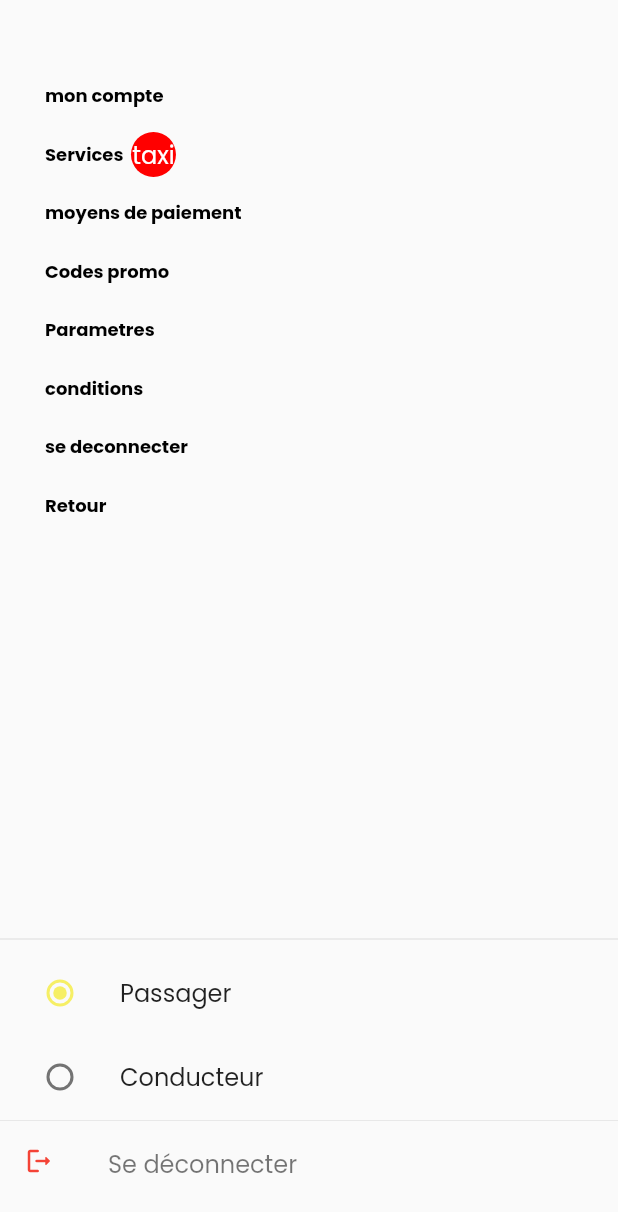
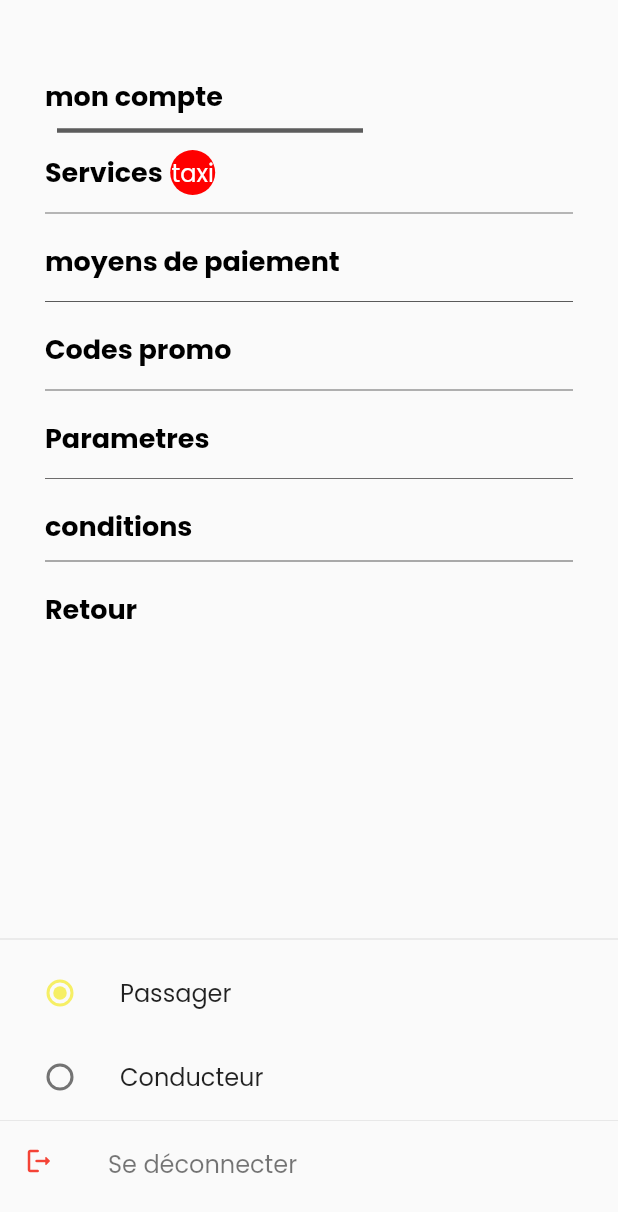
Before and after one commit to agromwinda-mobile-trainee/agrobb, a Flutter app: the HomeDriver screen opened directly, after a tap on the "menu" icon, on a phone screen of 412 x 824 dp. Shown: the top 1212 px of the screen. Run offline on Flutter 3.47's test engine with Material 2 defaults, Android fonts, the phone set to English and light mode, and no system bars; our stand-ins replace bloc, cloud_firestore, firebase_auth, firebase_core, flutter_bloc, flutter_native_splash and 11 more; missing offline and left inert: dart:ffi; accounts and stored records are empty.

Commit message:
Drawer customization ...

```diff
--- a/flutter_native_splash.yaml
+++ b/flutter_native_splash.yaml
@@ -15,14 +15,14 @@ flutter_native_splash:
   # splash screen to a png image.  This is useful for gradients. The image will be stretch to the
   # size of the app. Only one parameter can be used, color and background_image cannot both be set.
   color: "#ffffff"
-  background_image: "assets/images/playstore.png"
+  #background_image: "assets/images/playstore.png"
 
   # Optional parameters are listed below.  To enable a parameter, uncomment the line by removing
   # the leading # character.
 
   # The image parameter allows you to specify an image used in the splash screen.  It must be a
   # png file and should be sized for 4x pixel density.
-  #image: assets/splash.png
+  image: assets/images/playstore.png
 
   # The branding property allows you to specify an image used as branding in the splash screen.
   # It must be a png file. It is supported for Android, iOS and the Web.  For Android 12,
--- a/lib/commons/home/drawer.dart
+++ b/lib/commons/home/drawer.dart
@@ -23,7 +23,7 @@ class _BuildDrawerState extends State<BuildDrawer> {
       {required String title,
       required Function onPressed,
       Color color = Colors.black,
-      double fontSize = 12,
+      double fontSize = 18,
       FontWeight fontWeight = FontWeight.w700,
       double height = 39,
       bool isVisible = false}) {
@@ -89,13 +89,50 @@ class _BuildDrawerState extends State<BuildDrawer> {
                 //     )),
                 buildDrawerItem(
                     title: 'mon compte', onPressed: () => Get.to(() => null)),
+                const SizedBox(
+                  height: 4,
+                ),
+                const Divider(
+                  indent: 8,
+                  endIndent: 140.0,
+                  height: 8,
+                  thickness: 3,
+                  color: Color.fromARGB(255, 92, 92, 92),
+                ),
                 buildDrawerItem(
                     title: 'Services', onPressed: () {}, isVisible: true),
+                const SizedBox(
+                  height: 4,
+                ),
+                const Divider(
+                  color: Color.fromARGB(255, 112, 112, 112),
+                ),
                 buildDrawerItem(title: 'moyens de paiement', onPressed: () {}),
+                const SizedBox(
+                  height: 4,
+                ),
+                const Divider(
+                  color: Color.fromARGB(255, 90, 90, 90),
+                ),
                 buildDrawerItem(title: 'Codes promo', onPressed: () {}),
+                const SizedBox(
+                  height: 4,
+                ),
+                const Divider(
+                  color: Color.fromARGB(255, 100, 100, 100),
+                ),
                 buildDrawerItem(title: 'Parametres', onPressed: () {}),
+                const SizedBox(
+                  height: 4,
+                ),
+                const Divider(
+                  color: Color.fromARGB(255, 109, 108, 108),
+                ),
                 buildDrawerItem(title: 'conditions ', onPressed: () {}),
-                buildDrawerItem(title: 'se deconnecter', onPressed: () {}),
+                Divider(
+                  color: Color.fromARGB(255, 88, 88, 88),
+                ),
+                //buildDrawerItem(title: 'se deconnecter', onPressed: () {})
                 buildDrawerItem(
                     title: 'Retour',
                     onPressed: () {
--- a/lib/main.dart
+++ b/lib/main.dart
@@ -30,7 +30,7 @@ void main() async {
   var directory = await getApplicationDocumentsDirectory();
   Hive.init(directory.path.toString());
   runApp(const MyApp());
-  // FlutterNativeSplash.remove();
+  FlutterNativeSplash.remove();
 }
 
 class MyApp extends StatelessWidget {
```
